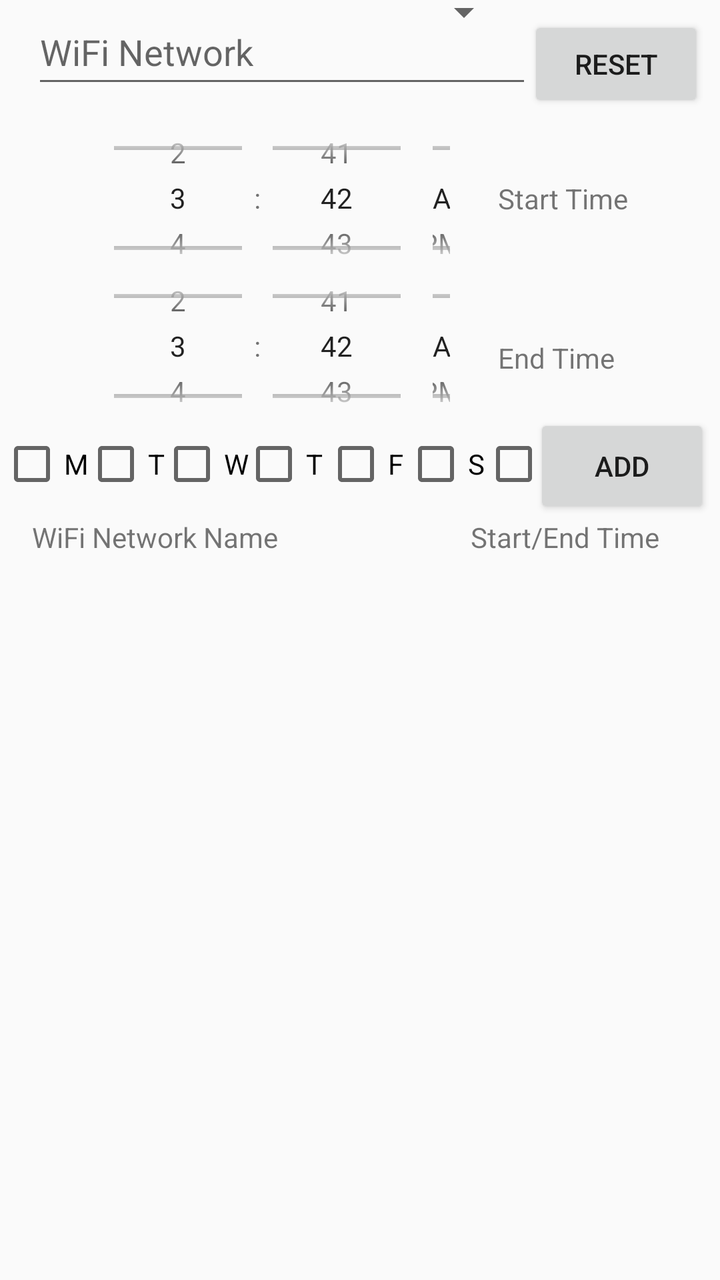
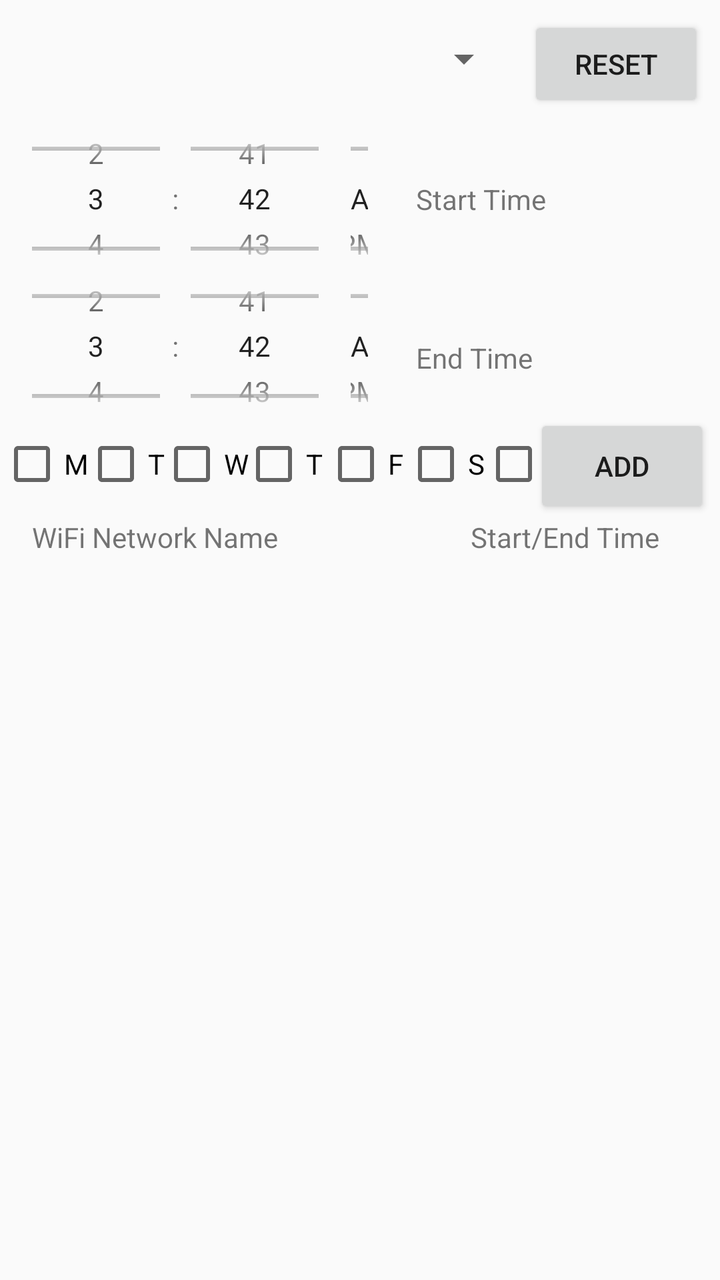

The first picture is an Android layout as it rendered before a commit; the second is the same layout after the commit. The layout source and the unified diff follow.
<!-- AndroidManifest.xml: application theme AppTheme -->
<!-- res/layout/activity_main.xml -->
<?xml version="1.0" encoding="utf-8"?>
<android.support.constraint.ConstraintLayout xmlns:android="http://schemas.android.com/apk/res/android"
    xmlns:app="http://schemas.android.com/apk/res-auto"
    xmlns:tools="http://schemas.android.com/tools"
    android:layout_width="match_parent"
    android:layout_height="match_parent"
    tools:context="testapp.silencertestapp.MainActivity">

    <EditText
        android:id="@+id/wifinetwork"
        android:layout_width="250dp"
        android:layout_height="49dp"
        android:layout_marginLeft="16dp"
        android:layout_marginStart="16dp"
        android:ems="10"
        android:hint="WiFi Network"
        android:inputType="textPersonName"
        app:layout_constraintLeft_toLeftOf="parent"
        app:layout_constraintTop_toTopOf="parent" />


    <Button
        android:id="@+id/add"
        android:layout_width="88dp"
        android:layout_height="52dp"
        android:text="add"
        android:onClick="add"
        app:layout_constraintTop_toTopOf="parent"
        android:layout_marginTop="207dp"
        android:layout_marginRight="5dp"
        app:layout_constraintRight_toRightOf="parent"
        android:layout_marginEnd="5dp" />

    <TextView
        android:id="@+id/textView"
        android:layout_width="wrap_content"
        android:layout_height="wrap_content"
        android:text="WiFi Network Name"
        android:layout_marginTop="210dp"
        app:layout_constraintTop_toBottomOf="@+id/wifinetwork"
        android:windowSoftInputMode="adjustPan"
        android:layout_marginLeft="16dp"
        app:layout_constraintLeft_toLeftOf="parent"
        android:layout_marginStart="16dp" />

    <TextView
        android:id="@+id/textView2"
        android:layout_width="wrap_content"
        android:layout_height="17dp"
        android:layout_marginRight="30dp"
        android:text="Start/End Time"
        app:layout_constraintRight_toRightOf="parent"
        app:layout_constraintTop_toTopOf="parent"
        android:layout_marginTop="259dp"
        android:layout_marginEnd="30dp" />

    <android.support.constraint.Guideline
        android:layout_width="wrap_content"
        android:layout_height="wrap_content"
        android:id="@+id/guideline3"
        app:layout_constraintGuide_begin="20dp"
        android:orientation="vertical"
        tools:layout_editor_absoluteY="0dp"
        tools:layout_editor_absoluteX="20dp" />

    <CheckBox
        android:id="@+id/sunCheckbox"
        android:layout_width="wrap_content"
        android:layout_height="wrap_content"
        android:text="SU"
        app:layout_constraintLeft_toLeftOf="parent"
        android:layout_marginLeft="241dp"
        app:layout_constraintTop_toTopOf="parent"
        android:layout_marginTop="216dp"
        android:layout_marginStart="241dp" />


    <CheckBox
        android:id="@+id/satCheckbox"
        android:layout_width="wrap_content"
        android:layout_height="wrap_content"
        android:text="S"
        app:layout_constraintLeft_toLeftOf="parent"
        android:layout_marginLeft="202dp"
        app:layout_constraintTop_toTopOf="parent"
        android:layout_marginTop="216dp"
        android:layout_marginStart="202dp" />

    <CheckBox
        android:id="@+id/friCheckbox"
        android:layout_width="wrap_content"
        android:layout_height="wrap_content"
        android:text="F"
        app:layout_constraintLeft_toLeftOf="parent"
        android:layout_marginLeft="162dp"
        app:layout_constraintTop_toTopOf="parent"
        android:layout_marginTop="216dp"
        android:layout_marginStart="162dp" />

    <CheckBox
        android:id="@+id/thuCheckbox"
        android:layout_width="wrap_content"
        android:layout_height="wrap_content"
        android:text="T"
        app:layout_constraintLeft_toLeftOf="parent"
        android:layout_marginLeft="121dp"
        app:layout_constraintTop_toTopOf="parent"
        android:layout_marginTop="216dp"
        android:layout_marginStart="121dp" />

    <CheckBox
        android:id="@+id/wedCheckBox"
        android:layout_width="wrap_content"
        android:layout_height="wrap_content"
        android:text="W"
        app:layout_constraintLeft_toLeftOf="parent"
        android:layout_marginLeft="80dp"
        app:layout_constraintTop_toTopOf="parent"
        android:layout_marginTop="216dp"
        android:layout_marginStart="80dp" />

    <CheckBox
        android:id="@+id/tuCheckbox"
        android:layout_width="wrap_content"
        android:layout_height="wrap_content"
        android:text="T"
        app:layout_constraintLeft_toLeftOf="parent"
        android:layout_marginLeft="42dp"
        app:layout_constraintTop_toTopOf="parent"
        android:layout_marginTop="216dp"
        android:layout_marginStart="42dp" />

    <CheckBox
        android:id="@+id/monCheckbox"
        android:layout_width="wrap_content"
        android:layout_height="wrap_content"
        android:text="M"
        app:layout_constraintLeft_toLeftOf="parent"
        app:layout_constraintTop_toTopOf="parent"
        android:layout_marginTop="216dp" />

    <TimePicker
        android:id="@+id/startPicker"
        android:layout_width="200dp"
        android:layout_height="100dp"

        android:timePickerMode="spinner"
        app:layout_constraintHorizontal_bias="0.484"
        app:layout_constraintLeft_toLeftOf="@+id/endPicker"
        app:layout_constraintRight_toRightOf="@+id/endPicker"
        app:layout_constraintTop_toBottomOf="@+id/wifinetwork" />


    <TimePicker
        android:id="@+id/endPicker"
        android:layout_width="200dp"
        android:layout_height="100dp"

        android:layout_marginTop="123dp"
        android:timePickerMode="spinner"
        app:layout_constraintHorizontal_bias="0.256"
        app:layout_constraintLeft_toLeftOf="parent"
        app:layout_constraintRight_toRightOf="parent"
        app:layout_constraintTop_toTopOf="parent" />

    <TextView
        android:id="@+id/textView4"
        android:layout_width="wrap_content"
        android:layout_height="wrap_content"
        android:text="Start Time"
        app:layout_constraintBottom_toBottomOf="@+id/startPicker"
        app:layout_constraintTop_toTopOf="@+id/startPicker"
        app:layout_constraintLeft_toRightOf="@+id/startPicker"
        android:layout_marginLeft="8dp"
        android:layout_marginStart="8dp"
        tools:layout_constraintTop_creator="1"
        tools:layout_constraintBottom_creator="1" />

    <TextView
        android:id="@+id/textView5"
        android:layout_width="wrap_content"
        android:layout_height="wrap_content"
        android:text="End Time"
        app:layout_constraintBottom_toBottomOf="@+id/endPicker"
        app:layout_constraintTop_toTopOf="@+id/endPicker"
        app:layout_constraintVertical_bias="0.571"
        app:layout_constraintLeft_toRightOf="@+id/endPicker"
        android:layout_marginLeft="8dp"
        android:layout_marginStart="8dp" />

    <ListView
        android:id="@+id/item_List"
        android:layout_width="0dp"
        android:layout_height="235dp"
        android:layout_marginTop="227dp"

        app:layout_constraintHorizontal_bias="0.0"
        app:layout_constraintLeft_toLeftOf="parent"
        app:layout_constraintRight_toRightOf="parent"
        app:layout_constraintTop_toBottomOf="@+id/wifinetwork"
        tools:layout_constraintRight_creator="1"
        tools:layout_constraintLeft_creator="1" />

    <Button
        android:id="@+id/resetbutton"
        android:layout_width="wrap_content"
        android:layout_height="wrap_content"
        android:text="Reset"
        app:layout_constraintTop_toTopOf="parent"
        android:layout_marginTop="8dp"
        android:layout_marginRight="8dp"
        app:layout_constraintRight_toRightOf="parent"
        android:onClick="startService"
        android:layout_marginEnd="8dp" />

    <Spinner
        android:id="@+id/wiFiSpinner"
        android:layout_width="240dp"
        android:layout_height="27dp"
        app:layout_constraintTop_toTopOf="parent"
        android:layout_marginLeft="16dp"
        app:layout_constraintLeft_toLeftOf="parent"
        android:layout_marginStart="16dp"
        android:layout_marginTop="-8dp" />

</android.support.constraint.ConstraintLayout>
<!-- resources referenced by this layout -->
<resources>
  <style name="AppTheme" parent="Theme.AppCompat.Light.DarkActionBar">
          
          <item name="colorPrimary">@color/colorPrimary</item>
          <item name="colorPrimaryDark">@color/colorPrimaryDark</item>
          <item name="colorAccent">@color/colorAccent</item>
      </style>
  <color name="colorPrimary">#3F51B5</color>
  <color name="colorPrimaryDark">#303F9F</color>
  <color name="colorAccent">#FF4081</color>
</resources>

<!-- the commit's change to res/layout/activity_main.xml (unified diff, before → after) -->
@@ -6,18 +6,6 @@
     android:layout_height="match_parent"
     tools:context="testapp.silencertestapp.MainActivity">
 
-    <EditText
-        android:id="@+id/wifinetwork"
-        android:layout_width="250dp"
-        android:layout_height="49dp"
-        android:layout_marginLeft="16dp"
-        android:layout_marginStart="16dp"
-        android:ems="10"
-        android:hint="WiFi Network"
-        android:inputType="textPersonName"
-        app:layout_constraintLeft_toLeftOf="parent"
-        app:layout_constraintTop_toTopOf="parent" />
-
 
     <Button
         android:id="@+id/add"
@@ -27,7 +15,7 @@
         android:onClick="add"
         app:layout_constraintTop_toTopOf="parent"
         android:layout_marginTop="207dp"
-        android:layout_marginRight="5dp"
+        android:layout_marginRight="69dp"
         app:layout_constraintRight_toRightOf="parent"
         android:layout_marginEnd="5dp" />
 
@@ -36,18 +24,19 @@
         android:layout_width="wrap_content"
         android:layout_height="wrap_content"
         android:text="WiFi Network Name"
-        android:layout_marginTop="210dp"
-        app:layout_constraintTop_toBottomOf="@+id/wifinetwork"
         android:windowSoftInputMode="adjustPan"
-        android:layout_marginLeft="16dp"
-        app:layout_constraintLeft_toLeftOf="parent"
-        android:layout_marginStart="16dp" />
+        android:layout_marginLeft="-44dp"
+        app:layout_constraintLeft_toLeftOf="parent"
+        android:layout_marginStart="16dp"
+        tools:layout_constraintTop_creator="1"
+        android:layout_marginTop="11dp"
+        app:layout_constraintTop_toBottomOf="@+id/monCheckbox" />
 
     <TextView
         android:id="@+id/textView2"
         android:layout_width="wrap_content"
         android:layout_height="17dp"
-        android:layout_marginRight="30dp"
+        android:layout_marginRight="93dp"
         android:text="Start/End Time"
         app:layout_constraintRight_toRightOf="parent"
         app:layout_constraintTop_toTopOf="parent"
@@ -58,10 +47,8 @@
         android:layout_width="wrap_content"
         android:layout_height="wrap_content"
         android:id="@+id/guideline3"
-        app:layout_constraintGuide_begin="20dp"
-        android:orientation="vertical"
-        tools:layout_editor_absoluteY="0dp"
-        tools:layout_editor_absoluteX="20dp" />
+        app:layout_constraintGuide_begin="-39dp"
+        android:orientation="vertical" />
 
     <CheckBox
         android:id="@+id/sunCheckbox"
@@ -69,7 +56,7 @@
         android:layout_height="wrap_content"
         android:text="SU"
         app:layout_constraintLeft_toLeftOf="parent"
-        android:layout_marginLeft="241dp"
+        android:layout_marginLeft="184dp"
         app:layout_constraintTop_toTopOf="parent"
         android:layout_marginTop="216dp"
         android:layout_marginStart="241dp" />
@@ -81,7 +68,7 @@
         android:layout_height="wrap_content"
         android:text="S"
         app:layout_constraintLeft_toLeftOf="parent"
-        android:layout_marginLeft="202dp"
+        android:layout_marginLeft="140dp"
         app:layout_constraintTop_toTopOf="parent"
         android:layout_marginTop="216dp"
         android:layout_marginStart="202dp" />
@@ -92,7 +79,7 @@
         android:layout_height="wrap_content"
         android:text="F"
         app:layout_constraintLeft_toLeftOf="parent"
-        android:layout_marginLeft="162dp"
+        android:layout_marginLeft="100dp"
         app:layout_constraintTop_toTopOf="parent"
         android:layout_marginTop="216dp"
         android:layout_marginStart="162dp" />
@@ -141,14 +128,21 @@
 
     <TimePicker
         android:id="@+id/startPicker"
-        android:layout_width="200dp"
+        android:layout_width="0dp"
         android:layout_height="100dp"
 
         android:timePickerMode="spinner"
         app:layout_constraintHorizontal_bias="0.484"
         app:layout_constraintLeft_toLeftOf="@+id/endPicker"
         app:layout_constraintRight_toRightOf="@+id/endPicker"
-        app:layout_constraintTop_toBottomOf="@+id/wifinetwork" />
+        tools:layout_constraintTop_creator="1"
+        tools:layout_constraintRight_creator="1"
+        tools:layout_constraintBottom_creator="1"
+        app:layout_constraintBottom_toBottomOf="@+id/textView5"
+        android:layout_marginTop="41dp"
+        tools:layout_constraintLeft_creator="1"
+        android:layout_marginBottom="39dp"
+        app:layout_constraintTop_toTopOf="@+id/resetbutton" />
 
 
     <TimePicker
@@ -158,7 +152,7 @@
 
         android:layout_marginTop="123dp"
         android:timePickerMode="spinner"
-        app:layout_constraintHorizontal_bias="0.256"
+        app:layout_constraintHorizontal_bias="0.0"
         app:layout_constraintLeft_toLeftOf="parent"
         app:layout_constraintRight_toRightOf="parent"
         app:layout_constraintTop_toTopOf="parent" />
@@ -191,15 +185,17 @@
     <ListView
         android:id="@+id/item_List"
         android:layout_width="0dp"
-        android:layout_height="235dp"
-        android:layout_marginTop="227dp"
+        android:layout_height="0dp"
 
         app:layout_constraintHorizontal_bias="0.0"
         app:layout_constraintLeft_toLeftOf="parent"
         app:layout_constraintRight_toRightOf="parent"
-        app:layout_constraintTop_toBottomOf="@+id/wifinetwork"
         tools:layout_constraintRight_creator="1"
-        tools:layout_constraintLeft_creator="1" />
+        tools:layout_constraintLeft_creator="1"
+        tools:layout_constraintTop_creator="1"
+        tools:layout_constraintBottom_creator="1"
+        app:layout_constraintBottom_toBottomOf="parent"
+        app:layout_constraintTop_toBottomOf="@+id/textView" />
 
     <Button
         android:id="@+id/resetbutton"
@@ -221,6 +217,6 @@
         android:layout_marginLeft="16dp"
         app:layout_constraintLeft_toLeftOf="parent"
         android:layout_marginStart="16dp"
-        android:layout_marginTop="-8dp" />
+        android:layout_marginTop="16dp" />
 
 </android.support.constraint.ConstraintLayout>
